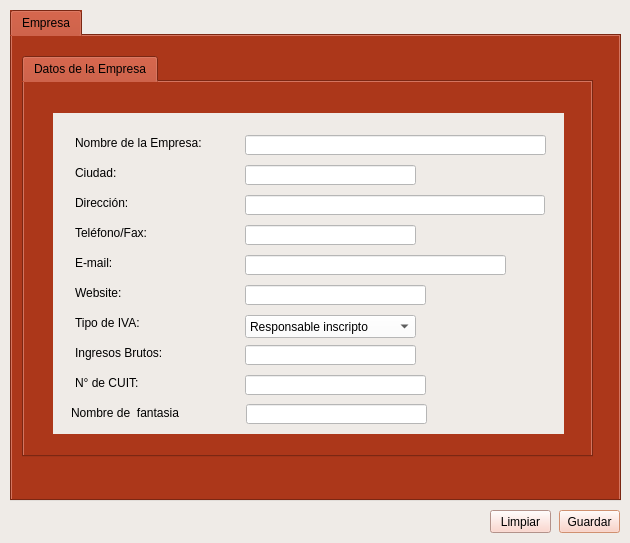
Old version of the form form_empresa_datos.ui in the repository blueautomatic/Slam_Sistema_creditos.
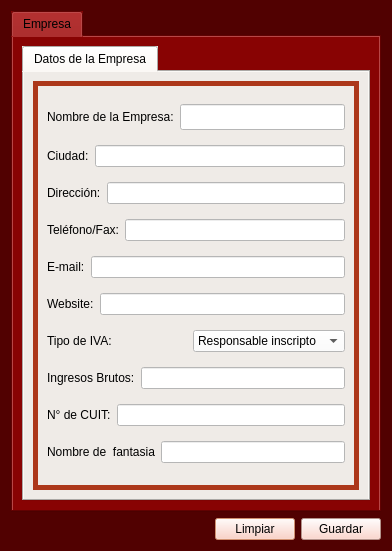
New version of the form. Icons and pictures are not drawn.

```diff
--- a/form_empresa_datos.ui
+++ b/form_empresa_datos.ui
@@ -6,8 +6,8 @@
    <rect>
     <x>0</x>
     <y>0</y>
-    <width>630</width>
-    <height>543</height>
+    <width>392</width>
+    <height>551</height>
    </rect>
   </property>
   <property name="palette">
@@ -25,9 +25,9 @@
      <colorrole role="Button">
       <brush brushstyle="SolidPattern">
        <color alpha="255">
-        <red>239</red>
-        <green>235</green>
-        <blue>231</blue>
+        <red>81</red>
+        <green>1</green>
+        <blue>1</blue>
        </color>
       </brush>
      </colorrole>
@@ -97,18 +97,18 @@
      <colorrole role="Base">
       <brush brushstyle="SolidPattern">
        <color alpha="255">
-        <red>239</red>
-        <green>235</green>
-        <blue>231</blue>
+        <red>81</red>
+        <green>1</green>
+        <blue>1</blue>
        </color>
       </brush>
      </colorrole>
      <colorrole role="Window">
       <brush brushstyle="SolidPattern">
        <color alpha="255">
-        <red>239</red>
-        <green>235</green>
-        <blue>231</blue>
+        <red>81</red>
+        <green>1</green>
+        <blue>1</blue>
        </color>
       </brush>
      </colorrole>
@@ -130,6 +130,15 @@
        </color>
       </brush>
      </colorrole>
+     <colorrole role="HighlightedText">
+      <brush brushstyle="SolidPattern">
+       <color alpha="255">
+        <red>0</red>
+        <green>0</green>
+        <blue>0</blue>
+       </color>
+      </brush>
+     </colorrole>
      <colorrole role="AlternateBase">
       <brush brushstyle="SolidPattern">
        <color alpha="255">
@@ -171,9 +180,9 @@
      <colorrole role="Button">
       <brush brushstyle="SolidPattern">
        <color alpha="255">
-        <red>239</red>
-        <green>235</green>
-        <blue>231</blue>
+        <red>81</red>
+        <green>1</green>
+        <blue>1</blue>
        </color>
       </brush>
      </colorrole>
@@ -243,18 +252,18 @@
      <colorrole role="Base">
       <brush brushstyle="SolidPattern">
        <color alpha="255">
-        <red>239</red>
-        <green>235</green>
-        <blue>231</blue>
+        <red>81</red>
+        <green>1</green>
+        <blue>1</blue>
        </color>
       </brush>
      </colorrole>
      <colorrole role="Window">
       <brush brushstyle="SolidPattern">
        <color alpha="255">
-        <red>239</red>
-        <green>235</green>
-        <blue>231</blue>
+        <red>81</red>
+        <green>1</green>
+        <blue>1</blue>
        </color>
       </brush>
      </colorrole>
@@ -276,6 +285,15 @@
        </color>
       </brush>
      </colorrole>
+     <colorrole role="HighlightedText">
+      <brush brushstyle="SolidPattern">
+       <color alpha="255">
+        <red>0</red>
+        <green>0</green>
+        <blue>0</blue>
+       </color>
+      </brush>
+     </colorrole>
      <colorrole role="AlternateBase">
       <brush brushstyle="SolidPattern">
        <color alpha="255">
@@ -308,18 +326,18 @@
      <colorrole role="WindowText">
       <brush brushstyle="SolidPattern">
        <color alpha="255">
-        <red>103</red>
-        <green>103</green>
-        <blue>103</blue>
+        <red>0</red>
+        <green>0</green>
+        <blue>0</blue>
        </color>
       </brush>
      </colorrole>
      <colorrole role="Button">
       <brush brushstyle="SolidPattern">
        <color alpha="255">
-        <red>239</red>
-        <green>235</green>
-        <blue>231</blue>
+        <red>81</red>
+        <green>1</green>
+        <blue>1</blue>
        </color>
       </brush>
      </colorrole>
@@ -362,9 +380,9 @@
      <colorrole role="Text">
       <brush brushstyle="SolidPattern">
        <color alpha="255">
-        <red>103</red>
-        <green>103</green>
-        <blue>103</blue>
+        <red>0</red>
+        <green>0</green>
+        <blue>0</blue>
        </color>
       </brush>
      </colorrole>
@@ -380,27 +398,27 @@
      <colorrole role="ButtonText">
       <brush brushstyle="SolidPattern">
        <color alpha="255">
-        <red>103</red>
-        <green>103</green>
-        <blue>103</blue>
+        <red>0</red>
+        <green>0</green>
+        <blue>0</blue>
        </color>
       </brush>
      </colorrole>
      <colorrole role="Base">
       <brush brushstyle="SolidPattern">
        <color alpha="255">
-        <red>239</red>
-        <green>235</green>
-        <blue>231</blue>
+        <red>81</red>
+        <green>1</green>
+        <blue>1</blue>
        </color>
       </brush>
      </colorrole>
      <colorrole role="Window">
       <brush brushstyle="SolidPattern">
        <color alpha="255">
-        <red>239</red>
-        <green>235</green>
-        <blue>231</blue>
+        <red>81</red>
+        <green>1</green>
+        <blue>1</blue>
        </color>
       </brush>
      </colorrole>
@@ -422,6 +440,15 @@
        </color>
       </brush>
      </colorrole>
+     <colorrole role="HighlightedText">
+      <brush brushstyle="SolidPattern">
+       <color alpha="255">
+        <red>0</red>
+        <green>0</green>
+        <blue>0</blue>
+       </color>
+      </brush>
+     </colorrole>
      <colorrole role="AlternateBase">
       <brush brushstyle="SolidPattern">
        <color alpha="255">
@@ -459,55 +486,19 @@
    <string>Alta Empresa</string>
   </property>
   <property name="styleSheet">
-   <string notr="true">selection-background-color: rgb(255, 170, 127);
-background-color: rgb(239, 235, 231);</string>
+   <string notr="true">font: 75 10pt &quot;KacstOne&quot;;
+selection-background-color: rgb(255, 170, 127);
+color: rgb(0, 0, 0);
+background-color: rgb(81, 1, 1);
+selection-color: rgb(0, 0, 0);</string>
   </property>
-  <widget class="QPushButton" name="boton_guardar">
-   <property name="geometry">
-    <rect>
-     <x>559</x>
-     <y>510</y>
-     <width>61</width>
-     <height>23</height>
-    </rect>
-   </property>
-   <property name="styleSheet">
-    <string notr="true">background-color: rgb(251, 204, 193);
-font:  10pt &quot;KacstOne&quot;;</string>
-   </property>
-   <property name="text">
-    <string>Guardar</string>
-   </property>
-  </widget>
-  <widget class="QPushButton" name="boton_limpiar">
-   <property name="geometry">
-    <rect>
-     <x>490</x>
-     <y>510</y>
-     <width>61</width>
-     <height>23</height>
-    </rect>
-   </property>
-   <property name="styleSheet">
-    <string notr="true">background-color: rgb(251, 204, 193);
-font:  10pt &quot;KacstOne&quot;;</string>
-   </property>
-   <property name="text">
-    <string>Limpiar</string>
-   </property>
-  </widget>
+  <layout class="QGridLayout" name="gridLayout_4">
+   <item row="0" column="0">
   <widget class="QTabWidget" name="tabWidget">
-   <property name="geometry">
-    <rect>
-     <x>10</x>
-     <y>10</y>
-     <width>611</width>
-     <height>491</height>
-    </rect>
-   </property>
    <property name="styleSheet">
-    <string notr="true">background-color: rgb(172, 55, 26);
-font:  11pt &quot;KacstOne&quot;;</string>
+      <string notr="true">background-color: rgba(136, 3, 3);
+
+</string>
    </property>
    <widget class="QWidget" name="tab_2">
     <attribute name="icon">
@@ -517,38 +508,11 @@
     <attribute name="title">
      <string>Empresa</string>
     </attribute>
+      <layout class="QGridLayout" name="gridLayout_3">
+       <item row="0" column="0">
     <widget class="QTabWidget" name="tabWidget_2">
-     <property name="geometry">
-      <rect>
-       <x>10</x>
-       <y>20</y>
-       <width>571</width>
-       <height>401</height>
-      </rect>
-     </property>
      <property name="styleSheet">
       <string notr="true">background-color: rgb(239, 235, 231);
-font:  10pt &quot;KacstOne&quot;;
-QLabel{
-background-color: rgb(239, 235, 231);
-}
-
-QLineEdit{
-background-color: rgb(255, 255, 255);
-}
-
-QTextEdit{
-background-color: rgb(255, 255, 255);
-}
-
-QComboBox{
-background-color: rgb(255, 255, 255);
-}
-
-QDateEdit{
-background-color: rgb(255, 255, 255);
-}
-
 </string>
      </property>
      <property name="currentIndex">
@@ -562,15 +526,9 @@
       <attribute name="title">
        <string>Datos de la Empresa</string>
       </attribute>
+          <layout class="QGridLayout" name="gridLayout_2">
+           <item row="0" column="0">
       <widget class="QGroupBox" name="groupBox">
-       <property name="geometry">
-        <rect>
-         <x>24</x>
-         <y>26</y>
-         <width>521</width>
-         <height>331</height>
-        </rect>
-       </property>
        <property name="acceptDrops">
         <bool>true</bool>
        </property>
@@ -610,20 +568,23 @@
        <property name="title">
         <string/>
        </property>
+             <layout class="QGridLayout" name="gridLayout">
+              <item row="0" column="0">
+               <layout class="QHBoxLayout" name="horizontalLayout">
+                <item>
+                 <widget class="QLabel" name="label_3">
+                  <property name="text">
+                   <string>Nombre de la Empresa:</string>
+                  </property>
+                 </widget>
+                </item>
+                <item>
        <widget class="QLineEdit" name="lne_nombre">
-        <property name="geometry">
-         <rect>
-          <x>197</x>
-          <y>27</y>
-          <width>301</width>
-          <height>20</height>
-         </rect>
-        </property>
         <property name="font">
          <font>
           <family>KacstOne</family>
           <pointsize>10</pointsize>
-          <weight>50</weight>
+                    <weight>9</weight>
           <italic>false</italic>
           <bold>false</bold>
          </font>
@@ -632,270 +593,234 @@
          <string/>
         </property>
        </widget>
-       <widget class="QLabel" name="label_3">
-        <property name="geometry">
-         <rect>
-          <x>27</x>
-          <y>27</y>
-          <width>151</width>
-          <height>16</height>
-         </rect>
-        </property>
-        <property name="text">
-         <string>Nombre de la Empresa:</string>
-        </property>
-       </widget>
+                </item>
+               </layout>
+              </item>
+              <item row="1" column="0">
+               <layout class="QHBoxLayout" name="horizontalLayout_2">
+                <item>
        <widget class="QLabel" name="label_4">
-        <property name="geometry">
-         <rect>
-          <x>27</x>
-          <y>57</y>
-          <width>141</width>
-          <height>16</height>
-         </rect>
-        </property>
         <property name="text">
          <string>Ciudad:</string>
         </property>
        </widget>
+                </item>
+                <item>
+                 <widget class="QLineEdit" name="lne_ciudad">
+                  <property name="text">
+                   <string/>
+                  </property>
+                 </widget>
+                </item>
+               </layout>
+              </item>
+              <item row="2" column="0">
+               <layout class="QHBoxLayout" name="horizontalLayout_3">
+                <item>
        <widget class="QLabel" name="label_5">
-        <property name="geometry">
-         <rect>
-          <x>27</x>
-          <y>87</y>
-          <width>141</width>
-          <height>16</height>
-         </rect>
-        </property>
         <property name="text">
          <string>Dirección:</string>
         </property>
        </widget>
+                </item>
+                <item>
+                 <widget class="QLineEdit" name="lne_direccion">
+                  <property name="text">
+                   <string/>
+                  </property>
+                 </widget>
+                </item>
+               </layout>
+              </item>
+              <item row="3" column="0">
+               <layout class="QHBoxLayout" name="horizontalLayout_4">
+                <item>
        <widget class="QLabel" name="label_6">
-        <property name="geometry">
-         <rect>
-          <x>27</x>
-          <y>117</y>
-          <width>141</width>
-          <height>16</height>
-         </rect>
-        </property>
         <property name="text">
          <string>Teléfono/Fax:</string>
         </property>
        </widget>
+                </item>
+                <item>
+                 <widget class="QLineEdit" name="lne_telefono">
+                  <property name="text">
+                   <string/>
+                  </property>
+                 </widget>
+                </item>
+               </layout>
+              </item>
+              <item row="4" column="0">
+               <layout class="QHBoxLayout" name="horizontalLayout_5">
+                <item>
        <widget class="QLabel" name="label_7">
-        <property name="geometry">
-         <rect>
-          <x>27</x>
-          <y>147</y>
-          <width>141</width>
-          <height>16</height>
-         </rect>
-        </property>
         <property name="text">
          <string>E-mail:</string>
         </property>
        </widget>
+                </item>
+                <item>
+                 <widget class="QLineEdit" name="lne_email">
+                  <property name="text">
+                   <string/>
+                  </property>
+                 </widget>
+                </item>
+               </layout>
+              </item>
+              <item row="5" column="0">
+               <layout class="QHBoxLayout" name="horizontalLayout_6">
+                <item>
        <widget class="QLabel" name="label_8">
-        <property name="geometry">
-         <rect>
-          <x>27</x>
-          <y>177</y>
-          <width>141</width>
-          <height>16</height>
-         </rect>
-        </property>
         <property name="text">
          <string>Website:</string>
         </property>
        </widget>
-       <widget class="QLineEdit" name="lne_ciudad">
-        <property name="geometry">
-         <rect>
-          <x>197</x>
-          <y>57</y>
-          <width>171</width>
-          <height>20</height>
-         </rect>
-        </property>
-        <property name="text">
-         <string/>
-        </property>
-       </widget>
-       <widget class="QLineEdit" name="lne_direccion">
-        <property name="geometry">
-         <rect>
-          <x>197</x>
-          <y>87</y>
-          <width>300</width>
-          <height>20</height>
-         </rect>
-        </property>
-        <property name="text">
-         <string/>
-        </property>
-       </widget>
-       <widget class="QLineEdit" name="lne_telefono">
-        <property name="geometry">
-         <rect>
-          <x>197</x>
-          <y>117</y>
-          <width>171</width>
-          <height>20</height>
-         </rect>
-        </property>
-        <property name="text">
-         <string/>
-        </property>
-       </widget>
-       <widget class="QLineEdit" name="lne_email">
-        <property name="geometry">
-         <rect>
-          <x>197</x>
-          <y>147</y>
-          <width>261</width>
-          <height>20</height>
-         </rect>
-        </property>
-        <property name="text">
-         <string/>
-        </property>
-       </widget>
+                </item>
+                <item>
        <widget class="QLineEdit" name="lne_website">
-        <property name="geometry">
-         <rect>
-          <x>197</x>
-          <y>177</y>
-          <width>181</width>
-          <height>20</height>
-         </rect>
-        </property>
         <property name="text">
          <string/>
         </property>
        </widget>
-       <widget class="QLineEdit" name="lne_ingresos_brutos">
-        <property name="geometry">
-         <rect>
-          <x>197</x>
-          <y>237</y>
-          <width>171</width>
-          <height>20</height>
-         </rect>
-        </property>
-        <property name="text">
-         <string/>
-        </property>
-       </widget>
+                </item>
+               </layout>
+              </item>
+              <item row="6" column="0">
+               <layout class="QHBoxLayout" name="horizontalLayout_7">
+                <item>
        <widget class="QLabel" name="label_9">
-        <property name="geometry">
-         <rect>
-          <x>27</x>
-          <y>207</y>
-          <width>141</width>
-          <height>16</height>
-         </rect>
-        </property>
         <property name="text">
          <string>Tipo de IVA:</string>
         </property>
        </widget>
+                </item>
+                <item>
+                 <widget class="QComboBox" name="cbx_tipo_iva">
+                  <item>
+                   <property name="text">
+                    <string>Responsable inscripto</string>
+                   </property>
+                  </item>
+                  <item>
+                   <property name="text">
+                    <string>Exento</string>
+                   </property>
+                  </item>
+                  <item>
+                   <property name="text">
+                    <string>Monotributo</string>
+                   </property>
+                  </item>
+                 </widget>
+                </item>
+               </layout>
+              </item>
+              <item row="7" column="0">
+               <layout class="QHBoxLayout" name="horizontalLayout_8">
+                <item>
        <widget class="QLabel" name="label_10">
-        <property name="geometry">
-         <rect>
-          <x>27</x>
-          <y>237</y>
-          <width>141</width>
-          <height>16</height>
-         </rect>
-        </property>
         <property name="text">
          <string>Ingresos Brutos:</string>
         </property>
        </widget>
+                </item>
+                <item>
+                 <widget class="QLineEdit" name="lne_ingresos_brutos">
+                  <property name="text">
+                   <string/>
+                  </property>
+                 </widget>
+                </item>
+               </layout>
+              </item>
+              <item row="8" column="0">
+               <layout class="QHBoxLayout" name="horizontalLayout_9">
+                <item>
        <widget class="QLabel" name="label_11">
-        <property name="geometry">
-         <rect>
-          <x>27</x>
-          <y>267</y>
-          <width>141</width>
-          <height>16</height>
-         </rect>
-        </property>
         <property name="text">
          <string>N° de CUIT:</string>
         </property>
        </widget>
+                </item>
+                <item>
        <widget class="QLineEdit" name="lne_cuit">
-        <property name="geometry">
-         <rect>
-          <x>197</x>
-          <y>267</y>
-          <width>181</width>
-          <height>20</height>
-         </rect>
-        </property>
         <property name="text">
          <string/>
         </property>
        </widget>
-       <widget class="QComboBox" name="cbx_tipo_iva">
-        <property name="geometry">
-         <rect>
-          <x>197</x>
-          <y>207</y>
-          <width>171</width>
-          <height>23</height>
-         </rect>
-        </property>
-        <item>
-         <property name="text">
-          <string>Responsable inscripto</string>
-         </property>
-        </item>
-        <item>
-         <property name="text">
-          <string>Exento</string>
-         </property>
-        </item>
+                </item>
+               </layout>
+              </item>
+              <item row="9" column="0">
+               <layout class="QHBoxLayout" name="horizontalLayout_10">
         <item>
-         <property name="text">
-          <string>Monotributo</string>
-         </property>
-        </item>
-       </widget>
        <widget class="QLabel" name="label_12">
-        <property name="geometry">
-         <rect>
-          <x>23</x>
-          <y>297</y>
-          <width>141</width>
-          <height>16</height>
-         </rect>
-        </property>
         <property name="text">
          <string>Nombre de  fantasia</string>
         </property>
        </widget>
+                </item>
+                <item>
        <widget class="QLineEdit" name="lne_nombre_fantasia">
-        <property name="geometry">
-         <rect>
-          <x>198</x>
-          <y>296</y>
-          <width>181</width>
-          <height>20</height>
-         </rect>
-        </property>
         <property name="text">
          <string/>
         </property>
        </widget>
-      </widget>
-     </widget>
-    </widget>
-   </widget>
-  </widget>
+                </item>
+               </layout>
+              </item>
+             </layout>
+            </widget>
+           </item>
+          </layout>
+         </widget>
+        </widget>
+       </item>
+      </layout>
+     </widget>
+    </widget>
+   </item>
+   <item row="1" column="0">
+    <layout class="QHBoxLayout" name="horizontalLayout_11">
+     <item>
+      <spacer name="horizontalSpacer">
+       <property name="orientation">
+        <enum>Qt::Horizontal</enum>
+       </property>
+       <property name="sizeHint" stdset="0">
+        <size>
+         <width>40</width>
+         <height>20</height>
+        </size>
+       </property>
+      </spacer>
+     </item>
+     <item>
+      <widget class="QPushButton" name="boton_limpiar">
+       <property name="styleSheet">
+        <string notr="true">background-color: rgb(251, 204, 193);
+</string>
+       </property>
+       <property name="text">
+        <string>Limpiar</string>
+       </property>
+      </widget>
+     </item>
+     <item>
+      <widget class="QPushButton" name="boton_guardar">
+       <property name="styleSheet">
+        <string notr="true">background-color: rgb(251, 204, 193);
+</string>
+       </property>
+       <property name="text">
+        <string>Guardar</string>
+       </property>
+      </widget>
+     </item>
+    </layout>
+   </item>
+  </layout>
  </widget>
  <resources/>
  <connections>
```
Lines whose indentation alone changed are shown as unchanged.
